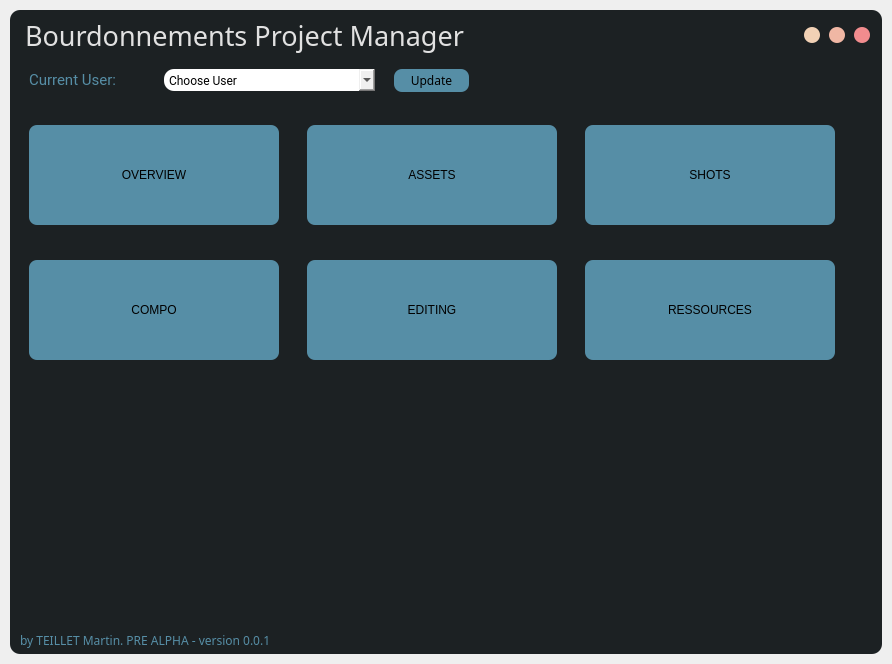
This is projectManager/ui/bourdonnementsProjectManager_qt_v002.ui in mteillet/bourdonnements_publisher as Qt 5 draws it before an edit. The edited form follows.
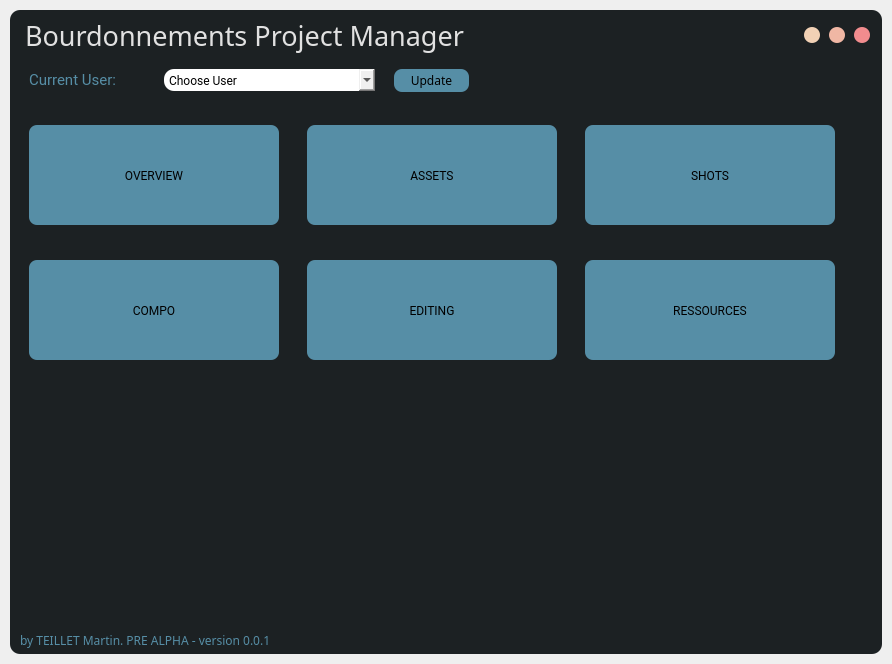
This is the edited form.

```diff
--- a/projectManager/ui/bourdonnementsProjectManager_qt_v002.ui
+++ b/projectManager/ui/bourdonnementsProjectManager_qt_v002.ui
@@ -603,6 +603,11 @@
                            <height>0</height>
                           </size>
                          </property>
+                         <property name="font">
+                          <font>
+                           <family>Roboto</family>
+                          </font>
+                         </property>
                          <property name="styleSheet">
                           <string notr="true">QPushButton {
 	border : none;
@@ -642,6 +647,11 @@
                            <height>0</height>
                           </size>
                          </property>
+                         <property name="font">
+                          <font>
+                           <family>Roboto</family>
+                          </font>
+                         </property>
                          <property name="styleSheet">
                           <string notr="true">QPushButton {
 	border : none;
@@ -681,6 +691,11 @@
                            <height>0</height>
                           </size>
                          </property>
+                         <property name="font">
+                          <font>
+                           <family>Roboto</family>
+                          </font>
+                         </property>
                          <property name="styleSheet">
                           <string notr="true">QPushButton {
 	border : none;
@@ -747,6 +762,11 @@
                            <height>0</height>
                           </size>
                          </property>
+                         <property name="font">
+                          <font>
+                           <family>Roboto</family>
+                          </font>
+                         </property>
                          <property name="styleSheet">
                           <string notr="true">QPushButton {
 	border : none;
@@ -786,6 +806,11 @@
                            <height>0</height>
                           </size>
                          </property>
+                         <property name="font">
+                          <font>
+                           <family>Roboto</family>
+                          </font>
+                         </property>
                          <property name="styleSheet">
                           <string notr="true">QPushButton {
 	border : none;
@@ -825,6 +850,11 @@
                            <height>0</height>
                           </size>
                          </property>
+                         <property name="font">
+                          <font>
+                           <family>Roboto</family>
+                          </font>
+                         </property>
                          <property name="styleSheet">
                           <string notr="true">QPushButton {
 	border : none;
```
Left out of the diff: 9 changed lines with no effect on the pictures.
